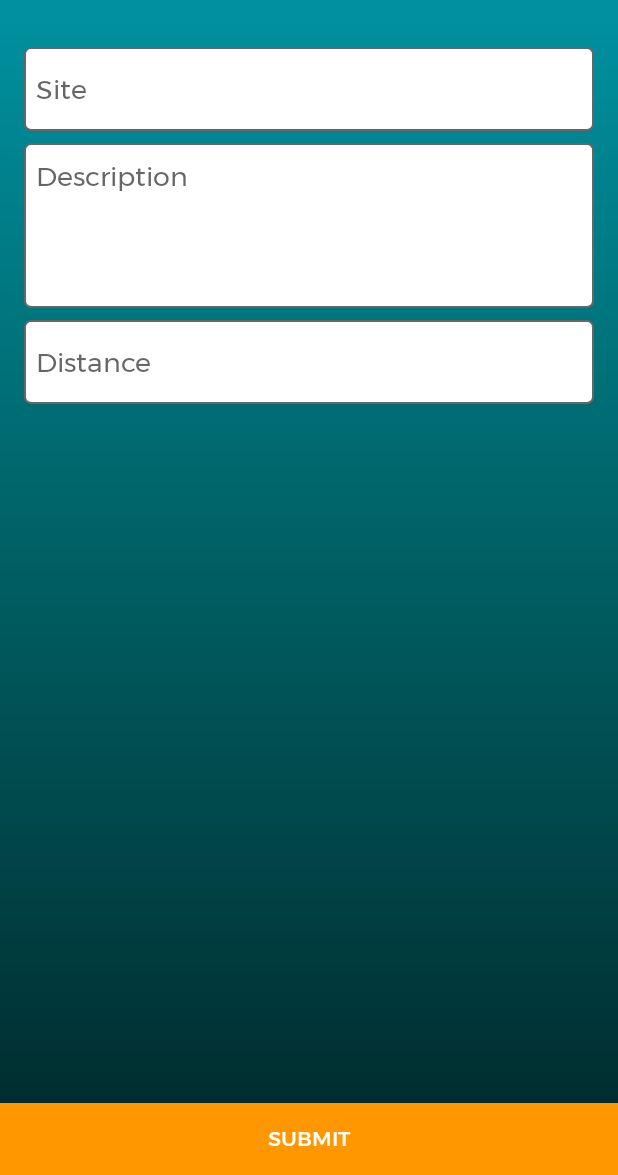
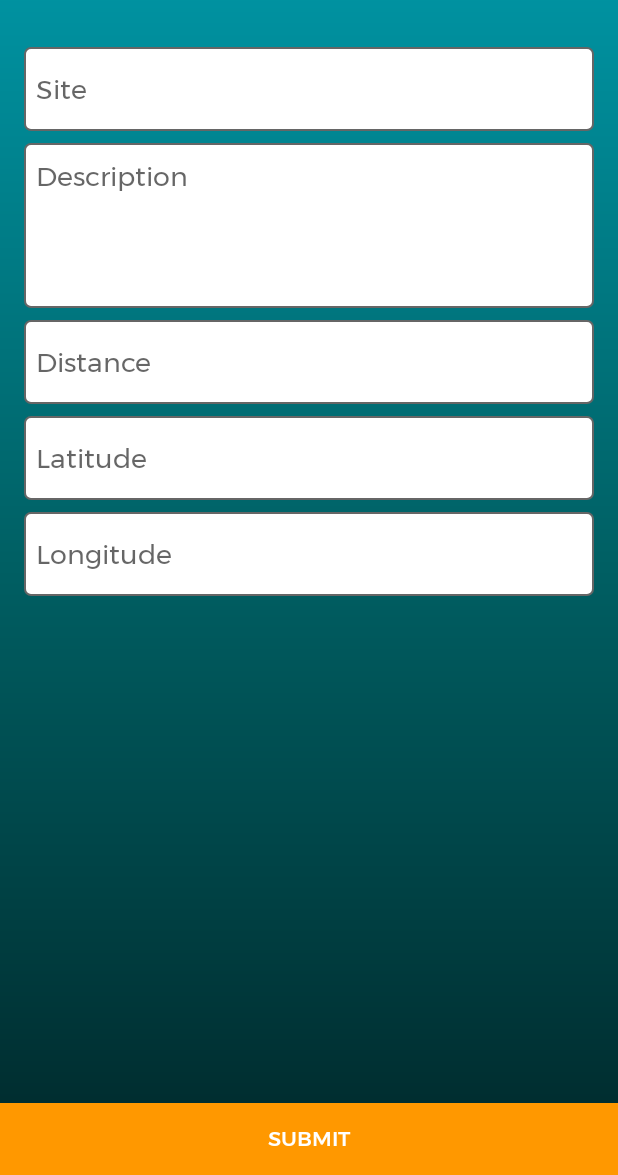
Before and after one commit to Nksonsit/AdminSide, an Android app: the MainActivity screen opened directly, with no data from a screen before it, after a tap on "Add Site", on a phone screen of 412 x 824 dp, the part 61-1236 px from its top. Run offline under Robolectric (Android 15) with nearby library versions, the phone set to English and light mode, and no system bars; libraries missing offline, so code that uses them is left out: com.droidbyme.toastlib, com.gun0912.tedpermission, com.wdullaer.materialdatetimepicker; 2 statements that could not run were skipped.

Commit message:
20171127

```diff
--- a/app/src/main/java/com/myapp/adminside/adapter/StatusAdapter.java
+++ b/app/src/main/java/com/myapp/adminside/adapter/StatsAdapter.java
@@ -8,7 +8,7 @@ import android.view.ViewGroup;
 
 import com.myapp.adminside.R;
 import com.myapp.adminside.custom.TfTextView;
-import com.myapp.adminside.model.Status;
+import com.myapp.adminside.model.Stats;
 
 import java.util.ArrayList;
 import java.util.List;
@@ -17,12 +17,12 @@ import java.util.List;
  * Created by ishan on 22-11-2017.
  */
 
-public class StatusAdapter extends RecyclerView.Adapter<RecyclerView.ViewHolder> {
+public class StatsAdapter extends RecyclerView.Adapter<RecyclerView.ViewHolder> {
 
-    private List<Status> list;
+    private List<Stats> list;
     private Context context;
 
-    public StatusAdapter(Context context, List<Status> list) {
+    public StatsAdapter(Context context, List<Stats> list) {
         this.context = context;
         this.list = list;
     }
@@ -44,7 +44,7 @@ public class StatusAdapter extends RecyclerView.Adapter<RecyclerView.ViewHolder>
         return list.size();
     }
 
-    public void setDataList(List<Status> list) {
+    public void setDataList(List<Stats> list) {
         this.list = new ArrayList<>();
         this.list = list;
         notifyDataSetChanged();
@@ -62,7 +62,7 @@ public class StatusAdapter extends RecyclerView.Adapter<RecyclerView.ViewHolder>
             txtAvgUl = (TfTextView) itemView.findViewById(R.id.txtAvgUl);
         }
 
-        public void setValues(Status stuts) {
+        public void setValues(Stats stuts) {
             txtSite.setText(stuts.getSite());
             txtTotalDlUl.setText((int)Float.parseFloat(stuts.getCount()) + "");
             txtAvgDl.setText((int)Float.parseFloat(stuts.getAvgDl()) + "");
--- a/app/src/main/java/com/myapp/adminside/api/AppApi.java
+++ b/app/src/main/java/com/myapp/adminside/api/AppApi.java
@@ -3,8 +3,8 @@ package com.myapp.adminside.api;
 
 import com.myapp.adminside.model.BaseResponse;
 import com.myapp.adminside.model.Site;
-import com.myapp.adminside.model.StatusReq;
-import com.myapp.adminside.model.Status;
+import com.myapp.adminside.model.StatsReq;
+import com.myapp.adminside.model.Stats;
 import com.myapp.adminside.model.User;
 
 import retrofit2.Call;
@@ -34,6 +34,6 @@ public interface AppApi {
     Call<BaseResponse<Site>> deleteSite(@Body Site site);
 
     @POST("GetStatus.php")
-    Call<BaseResponse<Status>> getStatus(@Body StatusReq statusReq);
+    Call<BaseResponse<Stats>> getStatus(@Body StatsReq statusReq);
 
 }
--- a/app/src/main/java/com/myapp/adminside/fragment/StatusFragment.java
+++ b/app/src/main/java/com/myapp/adminside/fragment/StatsFragment.java
@@ -16,7 +16,7 @@ import android.widget.ImageView;
 import android.widget.RelativeLayout;
 
 import com.myapp.adminside.R;
-import com.myapp.adminside.adapter.StatusAdapter;
+import com.myapp.adminside.adapter.StatsAdapter;
 import com.myapp.adminside.api.AppApi;
 import com.myapp.adminside.custom.TfButton;
 import com.myapp.adminside.custom.TfTextView;
@@ -24,8 +24,8 @@ import com.myapp.adminside.helper.Functions;
 import com.myapp.adminside.helper.MyApplication;
 import com.myapp.adminside.helper.ProgressBarHelper;
 import com.myapp.adminside.model.BaseResponse;
-import com.myapp.adminside.model.Status;
-import com.myapp.adminside.model.StatusReq;
+import com.myapp.adminside.model.Stats;
+import com.myapp.adminside.model.StatsReq;
 import com.wdullaer.materialdatetimepicker.date.DatePickerDialog;
 
 import java.util.ArrayList;
@@ -40,7 +40,7 @@ import retrofit2.Response;
  * Created by ishan on 29-11-2017.
  */
 
-public class StatusFragment extends Fragment implements DatePickerDialog.OnDateSetListener {
+public class StatsFragment extends Fragment implements DatePickerDialog.OnDateSetListener {
     private View view;
 
     private TfTextView txtTitle;
@@ -51,8 +51,8 @@ public class StatusFragment extends Fragment implements DatePickerDialog.OnDateS
     private TfTextView txtAdd;
     private android.support.v7.widget.RecyclerView recyclerView;
     private TfTextView txtAlert;
-    private List<Status> list;
-    private StatusAdapter adapter;
+    private List<Stats> list;
+    private StatsAdapter adapter;
     private ProgressBarHelper progressBar;
     private TfTextView txtStartDate;
     private TfTextView txtEndDate;
@@ -105,7 +105,7 @@ public class StatusFragment extends Fragment implements DatePickerDialog.OnDateS
     private void init() {
         topView = (RelativeLayout) view.findViewById(R.id.topView);
         dpd = DatePickerDialog.newInstance(
-                StatusFragment.this,
+                StatsFragment.this,
                 now.get(Calendar.YEAR),
                 now.get(Calendar.MONTH),
                 now.get(Calendar.DAY_OF_MONTH));
@@ -129,7 +129,7 @@ public class StatusFragment extends Fragment implements DatePickerDialog.OnDateS
         });
         list = new ArrayList<>();
 
-        adapter = new StatusAdapter(getActivity(), list);
+        adapter = new StatsAdapter(getActivity(), list);
         recyclerView.setAdapter(adapter);
 
     }
@@ -153,7 +153,7 @@ public class StatusFragment extends Fragment implements DatePickerDialog.OnDateS
     private void callApi() {
         progressBar.showProgressDialog();
         AppApi api = MyApplication.getRetrofit().create(AppApi.class);
-        StatusReq statusReq = new StatusReq();
+        StatsReq statusReq = new StatsReq();
         if (startDate != null && startDate.trim().length() > 0) {
             statusReq.setStartDate(startDate);
         }
@@ -161,9 +161,9 @@ public class StatusFragment extends Fragment implements DatePickerDialog.OnDateS
             statusReq.setEndDate(endDate);
         }
         Log.e("get status", MyApplication.getGson().toJson(statusReq));
-        api.getStatus(statusReq).enqueue(new Callback<BaseResponse<Status>>() {
+        api.getStatus(statusReq).enqueue(new Callback<BaseResponse<Stats>>() {
             @Override
-            public void onResponse(Call<BaseResponse<Status>> call, Response<BaseResponse<Status>> response) {
+            public void onResponse(Call<BaseResponse<Stats>> call, Response<BaseResponse<Stats>> response) {
                 progressBar.hideProgressDialog();
                 if (response.body() != null && response.body().getStatus() == 1) {
                     if (response.body().getData() != null && response.body().getData().size() > 0) {
@@ -183,7 +183,7 @@ public class StatusFragment extends Fragment implements DatePickerDialog.OnDateS
             }
 
             @Override
-            public void onFailure(Call<BaseResponse<Status>> call, Throwable t) {
+            public void onFailure(Call<BaseResponse<Stats>> call, Throwable t) {
                 recyclerView.setVisibility(View.GONE);
                 txtAlert.setVisibility(View.VISIBLE);
                 progressBar.hideProgressDialog();
--- a/app/src/main/java/com/myapp/adminside/helper/GPSTracker.java
+++ b/app/src/main/java/com/myapp/adminside/helper/GPSTracker.java
@@ -38,7 +38,7 @@ public class GPSTracker extends Service implements LocationListener {
 
     private final Context mContext;
 
-    // flag for GPS Status
+    // flag for GPS Stats
     boolean isGPSEnabled = false;
 
     // flag for network status
--- a/app/src/main/java/com/myapp/adminside/model/Status.java
+++ b/app/src/main/java/com/myapp/adminside/model/Stats.java
@@ -4,7 +4,7 @@ package com.myapp.adminside.model;
  * Created by ishan on 29-11-2017.
  */
 
-public class Status {
+public class Stats {
     private String Id;
     private String Site;
     private String Dl;
--- a/app/src/main/java/com/myapp/adminside/model/StatusReq.java
+++ b/app/src/main/java/com/myapp/adminside/model/StatsReq.java
@@ -4,7 +4,7 @@ package com.myapp.adminside.model;
  * Created by ishan on 30-11-2017.
  */
 
-public class StatusReq {
+public class StatsReq {
     private String StartDate;
     private String EndDate;
 
--- a/app/src/main/java/com/myapp/adminside/ui/MainActivity.java
+++ b/app/src/main/java/com/myapp/adminside/ui/MainActivity.java
@@ -19,7 +19,7 @@ import android.widget.ImageView;
 import com.myapp.adminside.R;
 import com.myapp.adminside.custom.TfTextView;
 import com.myapp.adminside.fragment.SitesFragment;
-import com.myapp.adminside.fragment.StatusFragment;
+import com.myapp.adminside.fragment.StatsFragment;
 import com.myapp.adminside.helper.Functions;
 
 import java.util.ArrayList;
@@ -40,7 +40,7 @@ public class MainActivity extends AppCompatActivity {
     private TabLayout tabs;
     private ViewPager container;
     private AppBarLayout appbar;
-    private StatusFragment stutsFragment;
+    private StatsFragment stutsFragment;
     private ImageView imgLogout;
 
     @Override
@@ -138,9 +138,9 @@ public class MainActivity extends AppCompatActivity {
     private void setupViewPager() {
         adapter = new ViewPagerAdapter(getSupportFragmentManager());
         siteFragment = new SitesFragment();
-        stutsFragment = new StatusFragment();
+        stutsFragment = new StatsFragment();
         adapter.addFragment(siteFragment, "Sites");
-        adapter.addFragment(stutsFragment, "Status");
+        adapter.addFragment(stutsFragment, "Stats");
 
         mViewPager.setAdapter(adapter);
         mViewPager.setOffscreenPageLimit(2);
--- a/app/src/main/java/com/myapp/adminside/ui/RegisterActivity.java
+++ b/app/src/main/java/com/myapp/adminside/ui/RegisterActivity.java
@@ -175,9 +175,9 @@ public class RegisterActivity extends AppCompatActivity {
         txtTitle = (TfTextView) findViewById(R.id.txtTitle);
 
 
-        AdvancedSpannableString span = new AdvancedSpannableString("Welcome To Speed Test");
-        span.setBold("Speed Test");
-        span.setColor(ContextCompat.getColor(RegisterActivity.this, R.color.colorPrimary), "Speed Test");
+        AdvancedSpannableString span = new AdvancedSpannableString("Welcome To Speed Catch");
+        span.setBold("Speed Catch");
+        span.setColor(ContextCompat.getColor(RegisterActivity.this, R.color.colorPrimary), "Speed Catch");
         txtTitle.setText(span);
     }
 }
--- a/app/src/main/res/layout/activity_add_site.xml
+++ b/app/src/main/res/layout/activity_add_site.xml
@@ -84,14 +84,43 @@
                 android:background="@drawable/edt_bg"
                 android:ellipsize="end"
                 android:hint="Distance"
+                android:inputType="numberDecimal"
                 android:lines="1"
-                android:inputType="numberDecimal"
                 android:maxLines="1"
                 android:padding="8dp" />
 
             <Space
                 android:layout_width="wrap_content"
                 android:layout_height="8dp" />
+
+            <com.myapp.adminside.custom.TfEditText
+                android:id="@+id/edtLatitude"
+                android:layout_width="match_parent"
+                android:layout_height="?attr/actionBarSize"
+                android:background="@drawable/edt_bg"
+                android:ellipsize="end"
+                android:hint="Latitude"
+                android:inputType="numberDecimal"
+                android:lines="1"
+                android:maxLines="1"
+                android:padding="8dp" />
+
+
+            <Space
+                android:layout_width="wrap_content"
+                android:layout_height="8dp" />
+
+            <com.myapp.adminside.custom.TfEditText
+                android:id="@+id/edtLongitude"
+                android:layout_width="match_parent"
+                android:layout_height="?attr/actionBarSize"
+                android:background="@drawable/edt_bg"
+                android:ellipsize="end"
+                android:hint="Longitude"
+                android:inputType="numberDecimal"
+                android:lines="1"
+                android:maxLines="1"
+                android:padding="8dp" />
         </LinearLayout>
     </ScrollView>
 
--- a/app/src/main/res/layout/item_status.xml
+++ b/app/src/main/res/layout/item_status.xml
@@ -27,7 +27,6 @@
             android:id="@+id/txtSite"
             android:layout_width="match_parent"
             android:layout_height="wrap_content"
-            android:text="Web site"
             app:ftype="regular" />
 
         <Space
@@ -49,7 +48,7 @@
                     android:layout_width="match_parent"
                     android:layout_height="wrap_content"
                     android:layout_marginBottom="2dp"
-                    android:text="Total uploaded DL/UL"
+                    android:text="Total added DL/UL"
                     android:textColor="@color/colorPrimary"
                     android:textSize="12sp"
                     app:ftype="bold" />
@@ -58,7 +57,6 @@
                     android:id="@+id/txtTotalDlUl"
                     android:layout_width="match_parent"
                     android:layout_height="wrap_content"
-                    android:text="231"
                     app:ftype="regular" />
             </LinearLayout>
 
@@ -84,7 +82,6 @@
                     android:id="@+id/txtAvgDl"
                     android:layout_width="match_parent"
                     android:layout_height="wrap_content"
-                    android:text="231"
                     app:ftype="regular" />
             </LinearLayout>
 
@@ -109,7 +106,6 @@
                     android:id="@+id/txtAvgUl"
                     android:layout_width="match_parent"
                     android:layout_height="wrap_content"
-                    android:text="231"
                     app:ftype="regular" />
             </LinearLayout>
         </RelativeLayout>
```
Also changed, not shown: app/src/main/java/com/myapp/adminside/ui/AddSiteActivity.java (+22 -4 lines), app/src/main/java/com/myapp/adminside/ui/LoginActivity.java (+4 -4 lines).
